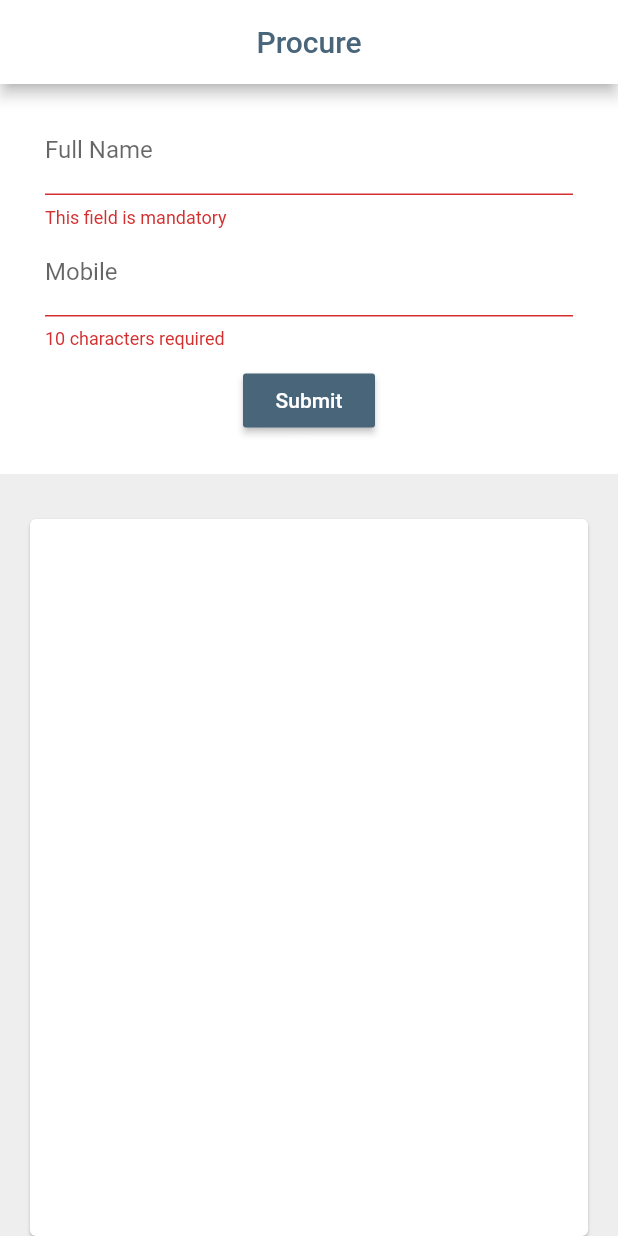
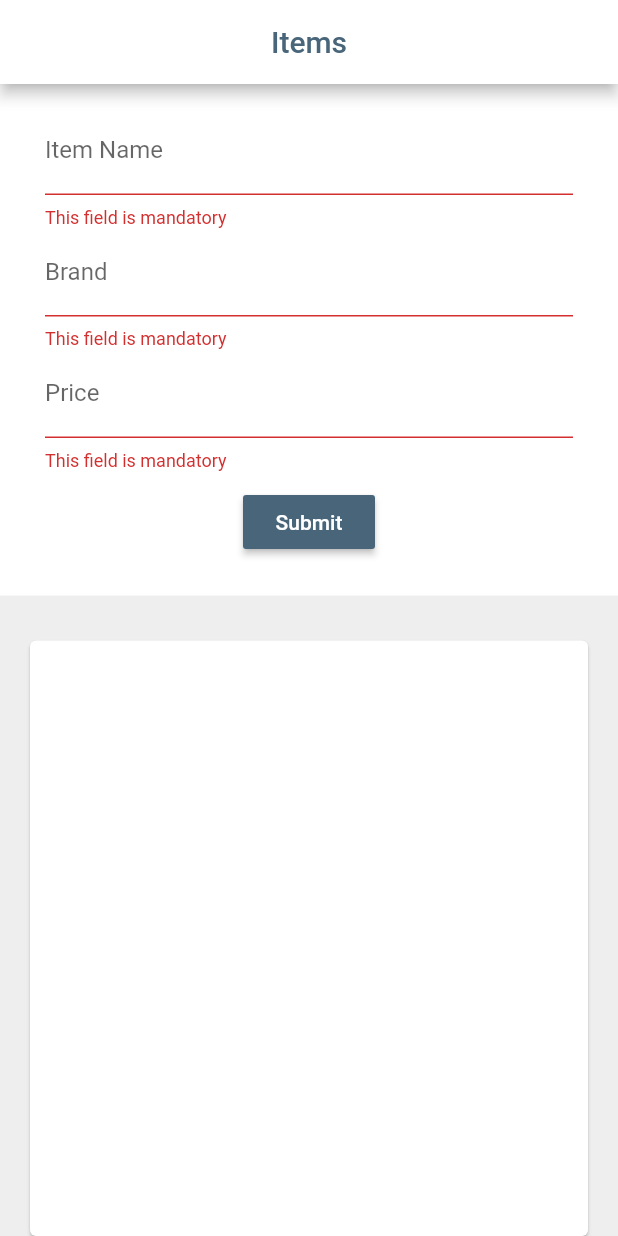
Before and after one commit to Anjaa84/procurre_me, a Flutter app: the screen it shows after launch, after a tap on "Submit", on a phone screen of 412 x 824 dp. Run offline on Flutter 3.47's test engine with Material 2 defaults, Android fonts, the phone set to English and light mode, and no system bars; our stand-ins replace sqflite; accounts and stored records are empty.

Commit message:
Added items page

```diff
--- a/lib/main.dart
+++ b/lib/main.dart
@@ -1,5 +1,6 @@
 import 'package:flutter/material.dart';
 import 'package:flutter_project/model/contact.dart';
+import 'package:flutter_project/screens/item_page.dart';
 import 'package:flutter_project/utils/database_helper.dart';
 
 void main() {
@@ -16,7 +17,7 @@ class MyApp extends StatelessWidget {
       theme: ThemeData(
         primaryColor: darkBlueColor,
       ),
-      home: MyHomePage(),
+      home: ItemPage(),
     );
   }
 }
--- /dev/null
+++ b/lib/model/item.dart
@@ -0,0 +1,33 @@
+class Item {
+  static const tblItem = 'items';
+  static const colId = 'itemId';
+  static const colName = 'itemName';
+  static const colBrand = 'itemBrand';
+  static const colPrice = 'itemPrice';
+
+  int itemId;
+  String itemName;
+  String itemBrand;
+  String itemPrice;
+
+  Item({this.itemId,this.itemName,this.itemBrand,this.itemPrice});
+
+  Item.fromMap (Map map){
+    itemId = map[colId];
+    itemName = map[colName];
+    itemBrand = map[colBrand];
+    itemPrice = map[colPrice];
+  }
+
+  Map<String ,dynamic> toMap(){
+    var map = <String,dynamic>{colName:itemName,colBrand:itemBrand,colPrice:itemPrice};
+    if(itemId != null){
+      map[colId]=itemId;
+    }
+    return map;
+  }
+
+
+
+
+}
--- /dev/null
+++ b/lib/screens/item_page.dart
@@ -0,0 +1,197 @@
+ import 'package:flutter/material.dart';
+import 'package:flutter_project/model/item.dart';
+import 'package:flutter_project/utils/database_helper.dart';
+
+import '../main.dart';
+
+class ItemPage extends StatefulWidget {
+   @override
+   _ItemPageState createState() => _ItemPageState();
+ }
+
+ class _ItemPageState extends State<ItemPage> {
+  Item _item = Item();
+  List<Item> _items =[];
+  final _formKey = GlobalKey<FormState>();
+  DatabaseHelper _dbHelper;
+  final _ctrlName = TextEditingController();
+  final _ctrlBrand = TextEditingController();
+  final _ctrlPrice = TextEditingController();
+
+  _form() => Container(
+    color: Colors.white,
+    padding: EdgeInsets.symmetric(vertical: 15, horizontal: 30),
+    child: Form(
+      key: _formKey,
+      child: Column(
+        children: <Widget>[
+          TextFormField(
+            controller: _ctrlName,
+            decoration: InputDecoration(labelText:'Item Name'),
+            validator: (val) =>
+            (val.length == 0 ? 'This field is mandatory' : null),
+            onSaved: (val) => setState(() => _item.itemName = val),
+          ),
+          TextFormField(
+            controller: _ctrlBrand,
+            decoration: InputDecoration(labelText: 'Brand'),
+            validator: (val) =>
+            (val.length == 0 ? 'This field is mandatory' : null),
+            onSaved: (val) => setState(() => _item.itemBrand = val),
+          ),
+          TextFormField(
+            controller: _ctrlPrice,
+            keyboardType: TextInputType.number,
+            decoration: InputDecoration(labelText: 'Price'),
+            validator: (val) =>
+            (val.length == 0 ? 'This field is mandatory' : null),
+            onSaved: (val) => setState(() => _item.itemPrice = val),
+          ),
+          Container(
+            margin: EdgeInsets.all(10.0),
+            child: RaisedButton(
+              onPressed: () => _onSubmit(),
+              child: Text('Submit'),
+              color: darkBlueColor,
+              textColor: Colors.white,
+            ),
+          ),
+        ],
+      ),
+    ),
+  );
+
+  _onSubmit() async {
+    var form = _formKey.currentState;
+    if (form.validate()) {
+      form.save();
+      if (_item.itemId == null)
+        await _dbHelper.insertItems(_item);
+      else
+        await _dbHelper.updateItem(_item);
+      _resetForm();
+      form.reset();
+      await _refreshItemList();
+    }
+  }
+
+  _resetForm() {
+    setState(() {
+      _formKey.currentState.reset();
+      _ctrlName.clear();
+      _ctrlBrand.clear();
+      _ctrlPrice.clear();
+      _item.itemId = null;
+    });
+  }
+  _showForEdit(index) {
+    setState(() {
+      _item = _items[index];
+      _ctrlName.text = _items[index].itemName;
+      _ctrlBrand.text = _items[index].itemBrand;
+      _ctrlPrice.text = _items[index].itemPrice;
+
+    });
+  }
+
+
+  _list() => Expanded(
+    child: Card(
+      margin: EdgeInsets.fromLTRB(20, 30, 20, 0),
+      child: Scrollbar(
+        child: ListView.builder(
+          shrinkWrap: true,
+          padding: const EdgeInsets.all(8),
+          itemBuilder: (context, index) {
+            return Column(
+              children: <Widget>[
+                ListTile(
+                  leading: Column(
+                    mainAxisAlignment: MainAxisAlignment.spaceAround,
+                    children: [
+                      Text('Id: ${_items[index].itemId}',style: TextStyle(fontSize: 10),),
+                      Icon(
+                        Icons.shop_outlined,
+                        color: Colors.deepPurpleAccent,
+                        size: 20.0,
+                      ),
+                    ],
+                  ),
+                  title: Text(
+                    _items[index].itemName.toUpperCase(),
+                    style: TextStyle(
+                        color: darkBlueColor, fontWeight: FontWeight.bold),
+                  ),
+                  subtitle: Column(
+                    crossAxisAlignment: CrossAxisAlignment.start,
+                    children: [
+                      Text(_items[index].itemBrand),
+                      Text(_items[index].itemPrice),
+                    ],
+                  ),
+                  onTap: () {
+                    _showForEdit(index);
+                  },
+                  trailing: IconButton(
+                      icon: Icon(Icons.delete_sweep, color: darkBlueColor),
+                      onPressed: () async {
+                        await _dbHelper.deleteItem(_items[index].itemId);
+                        _resetForm();
+                        _refreshItemList();
+                      }),
+                ),
+                Divider(
+                  height: 5.0,
+                ),
+              ],
+            );
+          },
+          itemCount: _items.length,
+        ),
+      ),
+    ),
+  );
+
+@override
+  void initState() {
+    // TODO: implement initState
+    super.initState();
+    _dbHelper = DatabaseHelper.instance;
+    _refreshItemList();
+
+
+
+}
+
+_refreshItemList()async{
+  List<Item> x = await _dbHelper.fetchItems();
+  setState(() {
+    _items = x;
+  });
+}
+
+
+
+  @override
+   Widget build(BuildContext context) {
+    return Scaffold(
+      resizeToAvoidBottomInset: false,
+      backgroundColor: Colors.grey[200],
+      appBar: AppBar(
+        backgroundColor: Colors.white,
+        title: Center(
+          child: Text(
+            'Items',
+            style: TextStyle(color: darkBlueColor),
+          ),
+        ),
+      ),
+      body: Center(
+        child: Column(
+          mainAxisAlignment: MainAxisAlignment.start,
+          children: <Widget>[_form(), _list()],
+        ),
+      ),
+    );
+   }
+ }
--- a/lib/utils/database_helper.dart
+++ b/lib/utils/database_helper.dart
@@ -1,11 +1,12 @@
 import 'dart:io';
 import 'package:flutter_project/model/contact.dart';
+import 'package:flutter_project/model/item.dart';
 import 'package:path_provider/path_provider.dart';
 import 'package:sqflite/sqflite.dart';
 import 'package:path/path.dart';
 
 class DatabaseHelper {
-  static const _databaseName = 'ContactDatabase.db';
+  static const _databaseName = 'Database.db';
   static const _databaseVersion = 1;
 
   //singleton class
@@ -28,7 +29,7 @@ class DatabaseHelper {
   }
 
   Future _onCreateDB(Database db, int version) async {
-    //create tables
+//    create tables
     await db.execute('''
       CREATE TABLE ${Contact.tblContact}(
         ${Contact.colId} INTEGER PRIMARY KEY AUTOINCREMENT,
@@ -36,12 +37,27 @@ class DatabaseHelper {
         ${Contact.colMobile} TEXT NOT NULL
       )
       ''');
+
+    await db.execute('''
+      CREATE TABLE ${Item.tblItem}(
+        ${Item.colId} INTEGER PRIMARY KEY AUTOINCREMENT,
+        ${Item.colName} TEXT NOT NULL,
+        ${Item.colBrand} TEXT NOT NULL,
+        ${Item.colPrice} TEXT NOT NULL
+
+      )
+      ''');
+
+
+
+
   }
 
   //contact - insert
   Future<int> insertContact(Contact contact) async {
     Database db = await database;
     return await db.insert(Contact.tblContact, contact.toMap());
+
   }
 //contact - update
   Future<int> updateContact(Contact contact) async {
@@ -63,4 +79,40 @@ class DatabaseHelper {
         ? []
         : contacts.map((x) => Contact.fromMap(x)).toList();
   }
+
+
+   Future<int>insertItems(Item item) async{
+     Database db = await database;
+     return await db.insert(Item.tblItem, item.toMap());
+
+
+   }
+
+   Future<List<Item>>fetchItems() async{
+    Database db = await database;
+    List items = await db.query(Item.tblItem);
+    return items.length ==0
+        ? []
+        :items.map((e) => Item.fromMap(e)).toList();
+
+   }
+
+  //item - update
+  Future<int> updateItem(Item item) async {
+    Database db = await database;
+    return await db.update(Item.tblItem, item.toMap(),
+        where: '${Item.colId}=?', whereArgs: [item.itemId]);
+  }
+
+  //contact - delete
+  Future<int> deleteItem(int id) async {
+    Database db = await database;
+    return await db.delete(Item.tblItem,
+        where: '${Item.colId}=?', whereArgs: [id]);
+  }
+
+
+
+
+
 }
```
